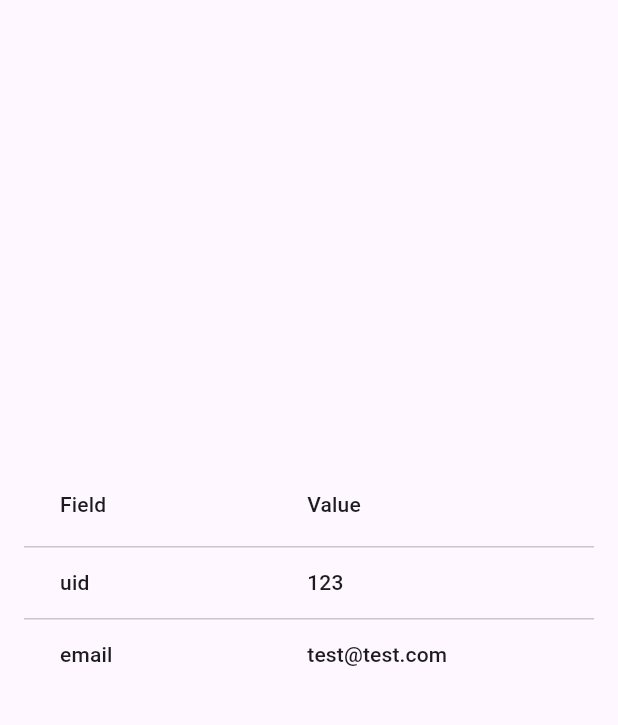
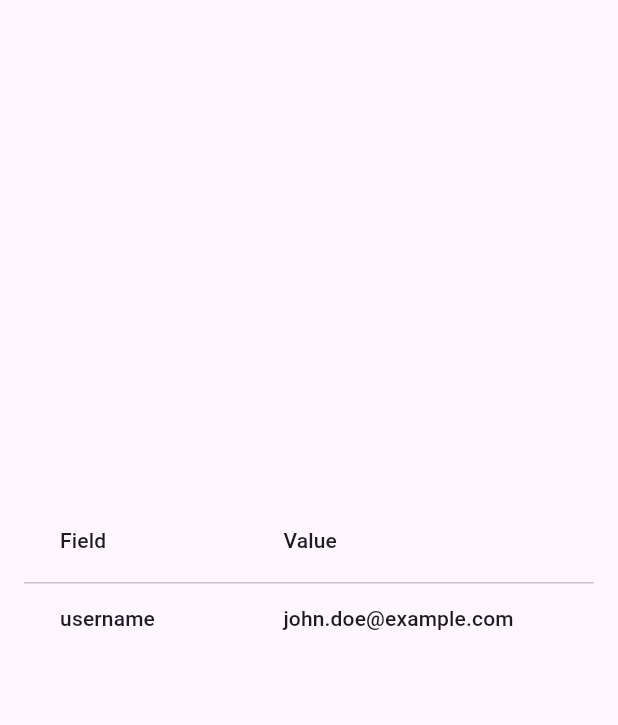
Before and after one commit to 2zqa/vanholst, a Flutter app: the AccountScreen screen opened by its route, on a phone screen of 412 x 824 dp, the part 84-809 px from its top. Run offline on Flutter 3.47's test engine with Material 3 defaults, Android fonts, the phone set to English and light mode, and no system bars; our stand-ins replace flutter_layout_grid, flutter_riverpod, go_router.

Commit message:
Change AppUser to have real fields

```diff
--- a/lib/src/features/authentication/domain/app_user.dart
+++ b/lib/src/features/authentication/domain/app_user.dart
@@ -1,9 +1,23 @@
-/// Simple class representing the user UID and email.
+import 'package:flutter/foundation.dart';
+
+@immutable
 class AppUser {
+  final String username;
+  final String hash;
+  final String sec;
+  final String loggedIn;
+
   const AppUser({
-    required this.uid,
-    this.email,
+    required this.username,
+    required this.hash,
+    required this.sec,
+    required this.loggedIn,
   });
-  final String uid;
-  final String? email;
+
+  // TODO: remove this
+  const AppUser.demo()
+      : username = 'john.doe@example.com',
+        hash = 'af260975066dfcbf287cb2ec9cfe729b',
+        sec = 'demo-sec',
+        loggedIn = 'demo-loggedIn';
 }
--- a/lib/src/features/authentication/presentation/account/account_screen.dart
+++ b/lib/src/features/authentication/presentation/account/account_screen.dart
@@ -54,7 +54,7 @@ class UserDataTable extends StatelessWidget {
   Widget build(BuildContext context) {
     final style = Theme.of(context).textTheme.titleSmall!;
     // TODO: get user from auth repository
-    const user = AppUser(uid: '123', email: 'test@test.com');
+    const user = AppUser.demo();
     return DataTable(
       columns: [
         DataColumn(
@@ -72,15 +72,10 @@ class UserDataTable extends StatelessWidget {
       ],
       rows: [
         _makeDataRow(
-          'uid'.hardcoded,
-          user.uid,
+          'username'.hardcoded,
+          user.username,
           style,
-        ),
-        _makeDataRow(
-          'email'.hardcoded,
-          user.email ?? '',
-          style,
-        ),
+        )
       ],
     );
   }
--- a/lib/src/features/logbook/presentation/home_app_bar/home_app_bar.dart
+++ b/lib/src/features/logbook/presentation/home_app_bar/home_app_bar.dart
@@ -17,7 +17,7 @@ class HomeAppBar extends StatelessWidget implements PreferredSizeWidget {
   @override
   Widget build(BuildContext context) {
     // TODO: get user from auth repository
-    const user = AppUser(uid: '123', email: 'test@test.com');
+    const user = AppUser.demo();
     return AppBar(
       title: Text('Van Holst'.hardcoded),
       actions: [
```
